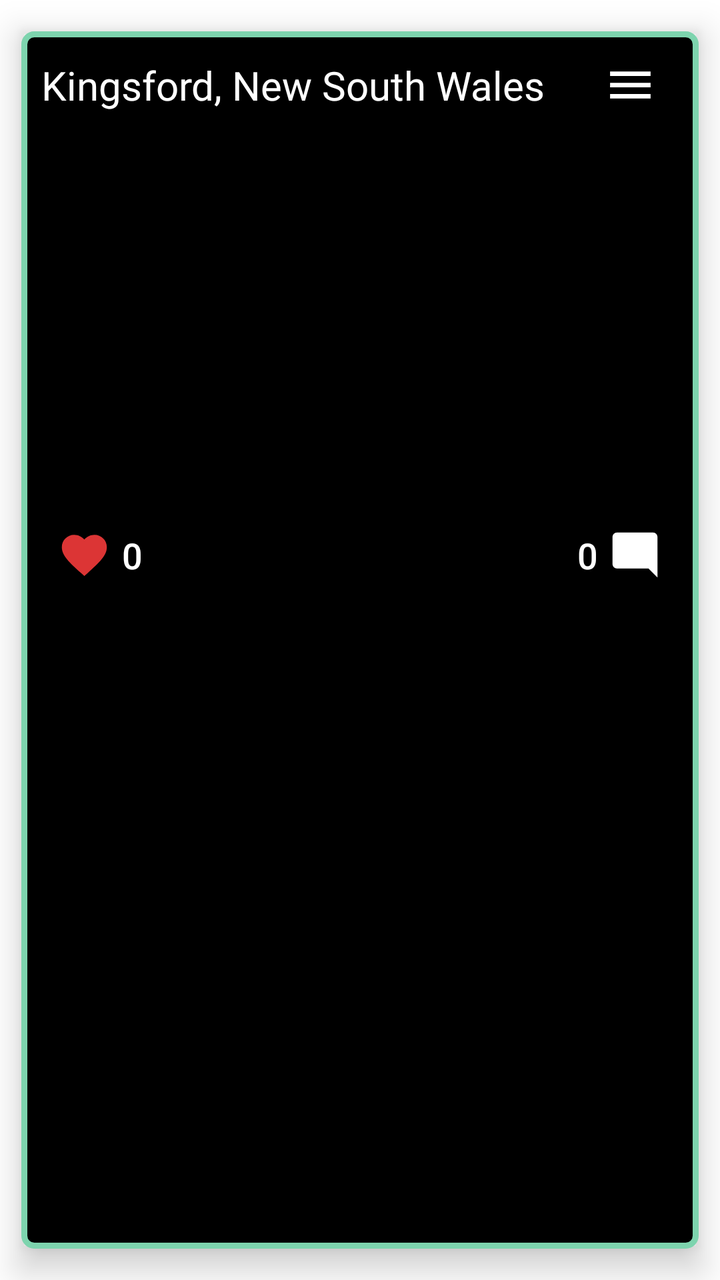
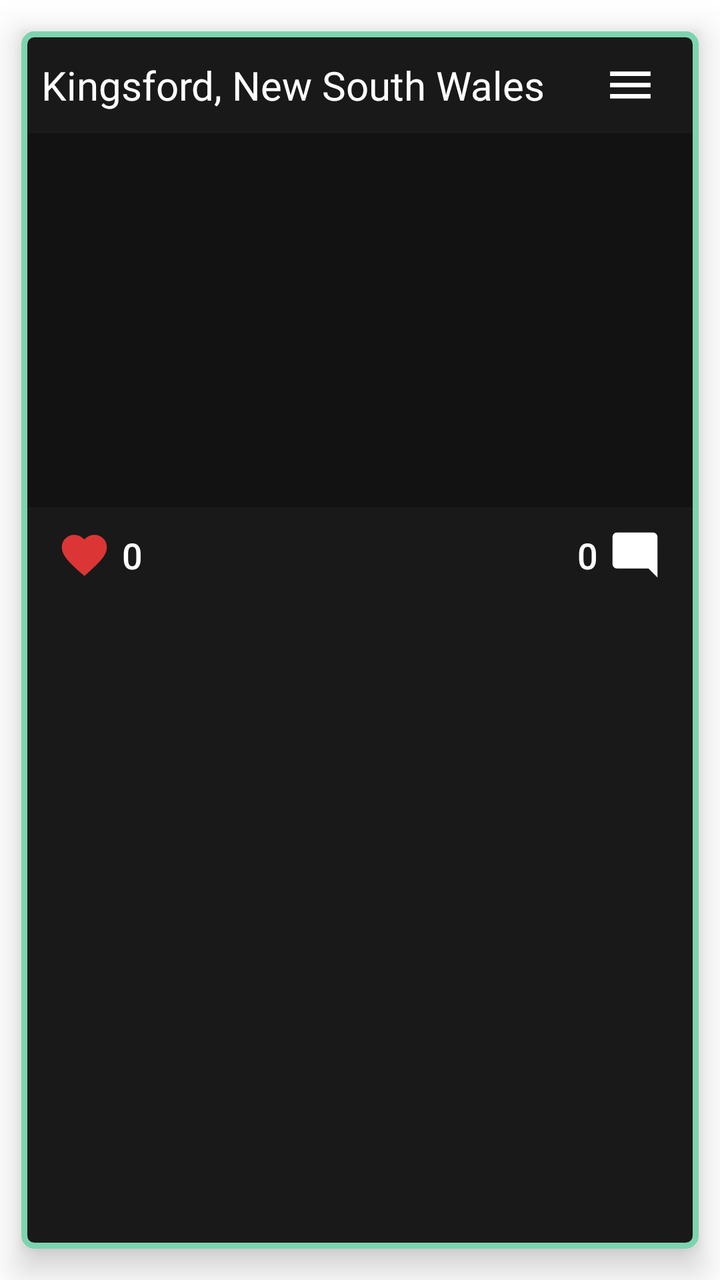

Two renders of the same Android screen: before a commit and after it. Below are the layout's source before the change and the commit's diff.
<!-- AndroidManifest.xml: fallback theme Theme.MaterialComponents.DayNight.NoActionBar -->
<!-- res/layout/userfeed_view_holder.xml -->
<?xml version="1.0" encoding="utf-8"?>
<androidx.cardview.widget.CardView
    xmlns:android="http://schemas.android.com/apk/res/android"
    xmlns:app="http://schemas.android.com/apk/res-auto"
    android:layout_width="match_parent"
    android:layout_height="wrap_content"
    app:cardElevation="10dp"
    app:cardUseCompatPadding="true"
    app:cardBackgroundColor="@android:color/transparent">

    <androidx.constraintlayout.widget.ConstraintLayout
        android:layout_width="match_parent"
        android:layout_height="match_parent"
        android:background="@drawable/post_rounded_background">

        <RelativeLayout
            android:id="@+id/user_feed_top_bar"
            android:layout_width="match_parent"
            android:layout_height="wrap_content"
            android:layout_marginTop="3dp"
            android:layout_marginStart="10dp"
            android:layout_marginEnd="10dp"
            app:layout_constraintTop_toTopOf="parent"
            app:layout_constraintBottom_toTopOf="@id/user_feed_post_image"
            app:layout_constraintLeft_toLeftOf="parent">

            <TextView
                android:id="@+id/user_post_geo_location"
                android:layout_width="wrap_content"
                android:layout_height="wrap_content"
                android:layout_alignParentStart="true"
                android:layout_centerInParent="true"
                android:background="@color/black"
                android:fontFamily="@font/roboto_italic"
                android:text="Kingsford, New South Wales"
                android:textColor="@color/white"
                android:textSize="20sp" />

            <com.google.android.material.button.MaterialButton
                android:id="@+id/post_options_button"
                style="@style/Theme.Persep.IconButton"
                android:layout_width="48dp"
                android:layout_height="48dp"
                android:layout_alignParentEnd="true"
                app:icon="@drawable/ic_baseline_menu_24"
                app:iconSize="27dp"
                app:iconTint="@color/white" />
        </RelativeLayout>

        <ImageView
            android:id="@+id/user_feed_post_image"
            android:layout_width="0dp"
            android:layout_height="0dp"
            android:layout_marginLeft="3dp"
            android:layout_marginRight="3dp"
            app:layout_constraintDimensionRatio="H,16:9"
            app:layout_constraintEnd_toEndOf="parent"
            app:layout_constraintStart_toStartOf="parent"
            app:layout_constraintTop_toBottomOf="@+id/user_feed_top_bar"
            android:background="@color/black"/>

        <RelativeLayout
            android:layout_width="match_parent"
            android:layout_height="wrap_content"
            android:layout_marginStart="10dp"
            android:layout_marginEnd="10dp"
            app:layout_constraintTop_toBottomOf="@id/user_feed_post_image">

            <com.google.android.material.button.MaterialButton
                android:id="@+id/user_post_like_button"
                style="@style/Widget.MaterialComponents.Button.TextButton"
                android:layout_width="60dp"
                android:layout_height="48dp"
                android:layout_alignParentStart="true"
                android:text="0"
                android:textColor="@color/white"
                android:textSize="18sp"
                app:icon="@drawable/ic_heart_24"
                app:iconSize="27dp"
                app:iconTint="@color/red_heart"
                app:rippleColor="@color/button_ripple_color" />

            <com.google.android.material.button.MaterialButton
                android:id="@+id/user_post_comment_image"
                style="@style/Widget.MaterialComponents.Button.TextButton"
                app:icon="@drawable/ic_baseline_mode_comment_24"
                app:iconTint="@color/white"
                app:iconSize="27dp"
                app:iconGravity="textEnd"
                android:text="0"
                android:textSize="18sp"
                android:textColor="@color/white"
                app:rippleColor="@color/button_ripple_color"
                android:layout_width="60dp"
                android:layout_height="48dp"
                android:layout_alignParentEnd="true"/>

        </RelativeLayout>
    </androidx.constraintlayout.widget.ConstraintLayout>

</androidx.cardview.widget.CardView>
<!-- resources referenced by this layout -->
<resources>
  <color name="black">#FF000000</color>
  <color name="button_ripple_color">#A4C5C5C5</color>
  <color name="red_heart">#DC3535</color>
  <color name="white">#FFFFFFFF</color>
  <!-- drawable ic_baseline_menu_24 (drawable) -->
  <vector android:height="24dp" android:tint="#FFFFFF"
      android:viewportHeight="24" android:viewportWidth="24"
      android:width="24dp" xmlns:android="http://schemas.android.com/apk/res/android">
      <path android:fillColor="@android:color/white" android:pathData="M3,18h18v-2L3,16v2zM3,13h18v-2L3,11v2zM3,6v2h18L21,6L3,6z"/>
  </vector>
  <!-- drawable ic_baseline_mode_comment_24 (drawable) -->
  <vector android:height="24dp" android:tint="#FFFFFF"
      android:viewportHeight="24" android:viewportWidth="24"
      android:width="24dp" xmlns:android="http://schemas.android.com/apk/res/android">
      <path android:fillColor="@android:color/white" android:pathData="M21.99,4c0,-1.1 -0.89,-2 -1.99,-2H4c-1.1,0 -2,0.9 -2,2v12c0,1.1 0.9,2 2,2h14l4,4 -0.01,-18z"/>
  </vector>
  <!-- drawable ic_heart_24 (drawable) -->
  <vector xmlns:android="http://schemas.android.com/apk/res/android"
      android:width="24dp"
      android:height="24dp"
      android:viewportWidth="24.0"
      android:viewportHeight="24.0">
    <path
        android:fillColor="@color/white"
        android:pathData="M12,21.35l-1.45,-1.32C5.4,15.36 2,12.28 2,8.5 2,5.42 4.42,3 7.5,3c1.74,0 3.41,0.81 4.5,2.09C13.09,3.81 14.76,3 16.5,3 19.58,3 22,5.42 22,8.5c0,3.78 -3.4,6.86 -8.55,11.54L12,21.35z"/>
  </vector>
  <!-- drawable post_rounded_background (drawable) -->
  <?xml version="1.0" encoding="utf-8"?>
  <selector xmlns:android="http://schemas.android.com/apk/res/android">
      <item>
          <shape>
              <solid android:color="@color/black"/>
              <stroke android:color="@color/persep_color" android:width="3dp"/>
              <corners android:radius="5dp"/>
          </shape>
      </item>
  </selector>
  <style name="Theme.Persep.IconButton" parent="Widget.MaterialComponents.Button.TextButton">
          <item name="iconTint">@color/persep_color</item>
          <item name="android:layout_width">50dp</item>
          <item name="android:layout_height">50dp</item>
          <item name="android:insetLeft">0dp</item>
          <item name="android:insetTop">0dp</item>
          <item name="android:insetRight">0dp</item>
          <item name="android:insetBottom">0dp</item>
          <item name="iconGravity">textStart</item>
          <item name="iconPadding">0dp</item>
          <item name="rippleColor">@color/button_ripple_color</item>
      </style>
  <color name="persep_color">#7DD4AE</color>
</resources>

<!-- the commit's change to res/layout/userfeed_view_holder.xml (unified diff, before → after) -->
@@ -30,7 +30,6 @@
                 android:layout_height="wrap_content"
                 android:layout_alignParentStart="true"
                 android:layout_centerInParent="true"
-                android:background="@color/black"
                 android:fontFamily="@font/roboto_italic"
                 android:text="Kingsford, New South Wales"
                 android:textColor="@color/white"
@@ -57,7 +56,7 @@
             app:layout_constraintEnd_toEndOf="parent"
             app:layout_constraintStart_toStartOf="parent"
             app:layout_constraintTop_toBottomOf="@+id/user_feed_top_bar"
-            android:background="@color/black"/>
+            android:background="@color/persep_black"/>
 
         <RelativeLayout
             android:layout_width="match_parent"
<!-- resource entries referenced after the edit -->
@@ -1,7 +1,7 @@
 <!-- resources referenced by this layout -->
 <resources>
-  <color name="black">#FF000000</color>
   <color name="button_ripple_color">#A4C5C5C5</color>
+  <color name="persep_black">#121212</color>
   <color name="red_heart">#DC3535</color>
   <color name="white">#FFFFFFFF</color>
   <!-- drawable ic_baseline_menu_24 (drawable) -->
@@ -31,7 +31,7 @@
   <selector xmlns:android="http://schemas.android.com/apk/res/android">
       <item>
           <shape>
-              <solid android:color="@color/black"/>
+              <solid android:color="#191919"/>
               <stroke android:color="@color/persep_color" android:width="3dp"/>
               <corners android:radius="5dp"/>
           </shape>
